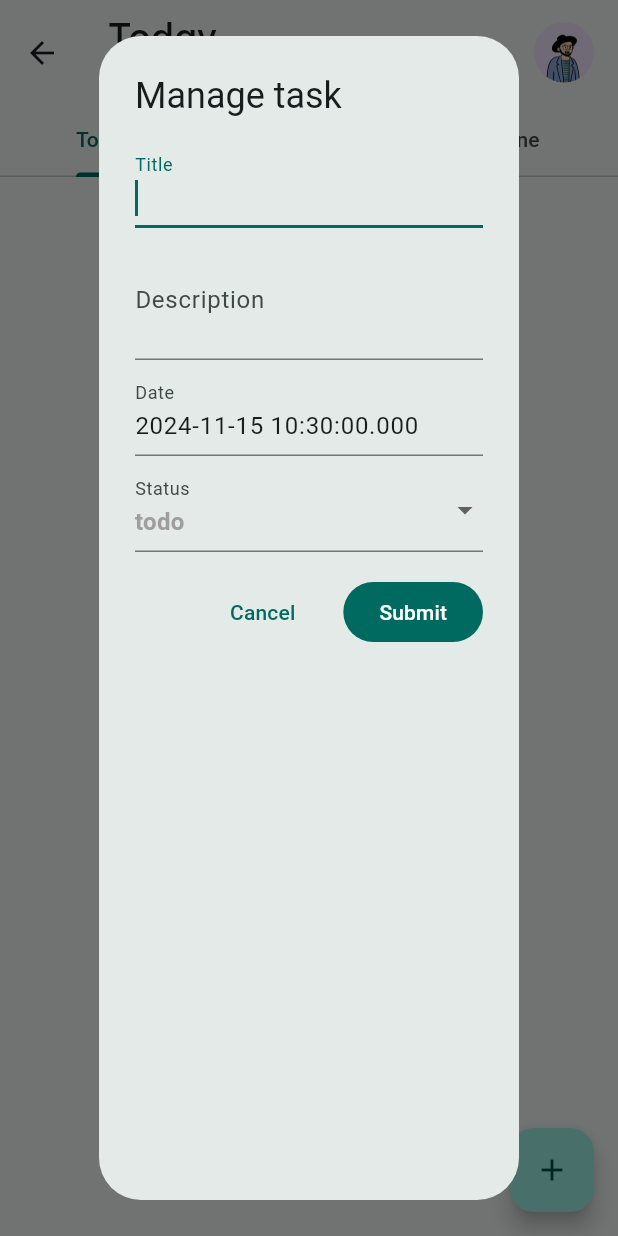
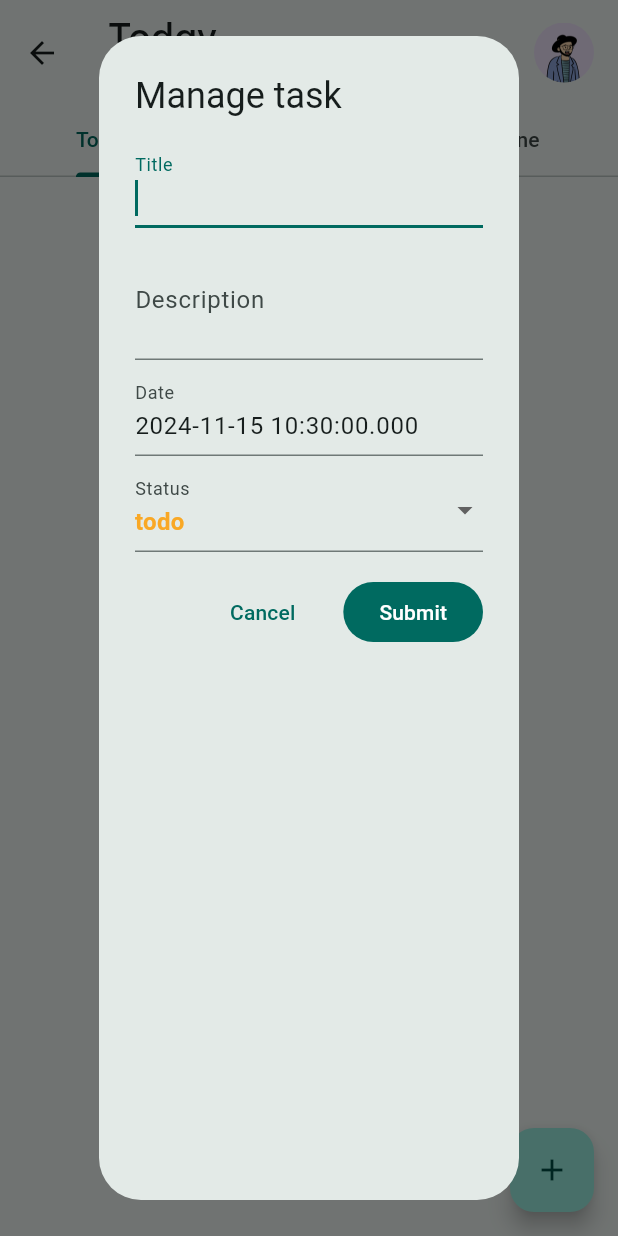
Before and after one commit to vynhnguyen/tody-app, a Flutter app: the MyHomeScreen screen opened directly, after a tap on the "add" icon, on a phone screen of 412 x 824 dp. Run offline on Flutter 3.47's test engine with Material 3 defaults, Android fonts, the phone set to English and light mode, and no system bars; our stand-ins replace flutter_svg, google_fonts, localstorage.

```diff
--- /dev/null
+++ b/devtools_options.yaml
@@ -0,0 +1,3 @@
+description: This file stores settings for Dart & Flutter DevTools.
+documentation: https://docs.flutter.dev/tools/devtools/extensions#configure-extension-enablement-states
+extensions:
--- a/lib/screens/my_profile_screen.dart
+++ b/lib/screens/my_profile_screen.dart
@@ -51,7 +51,6 @@
             Text(
               email,
               style: TextStyle(
-                fontSize: 16,
                 color: Colors.grey[600],
               ),
             ),
@@ -62,7 +61,6 @@
               bio,
               textAlign: TextAlign.center,
               style: TextStyle(
-                fontSize: 16,
                 color: Colors.grey[700],
               ),
             ),
@@ -73,10 +71,9 @@
               onPressed: () {
                 // Handle edit profile button press
               },
-              style: ElevatedButton.styleFrom(
+              style: TextButton.styleFrom(
                 padding:
                     const EdgeInsets.symmetric(horizontal: 32, vertical: 12),
-                textStyle: const TextStyle(fontSize: 16),
               ),
               child: const Text('Edit Profile'),
             ),
--- a/lib/widgets/task_status_dropdown.dart
+++ b/lib/widgets/task_status_dropdown.dart
@@ -24,7 +24,7 @@
             ? Colors.green
             : item == TaskStatus.doing
                 ? Colors.blue
-                : Colors.grey;
+                : Colors.yellow[800];
         return DropdownMenuItem<TaskStatus>(
           value: item,
           child: Text(
--- a/pubspec.yaml
+++ b/pubspec.yaml
@@ -42,6 +42,7 @@
   http: ^1.2.2
   google_fonts: ^6.2.1
   flutter_svg: ^2.0.14
+  json_annotation: ^4.9.0
 
 dev_dependencies:
   flutter_test:
@@ -53,6 +54,8 @@
   # package. See that file for information about deactivating specific lint
   # rules and activating additional ones.
   flutter_lints: ^4.0.0
+  build_runner: ^2.4.13
+  json_serializable: ^6.8.0
 
 # For information on the generic Dart part of this file, see the
 # following page: https://dart.dev/tools/pub/pubspec
```
Also changed, not shown: pubspec.lock, 40 other files.
